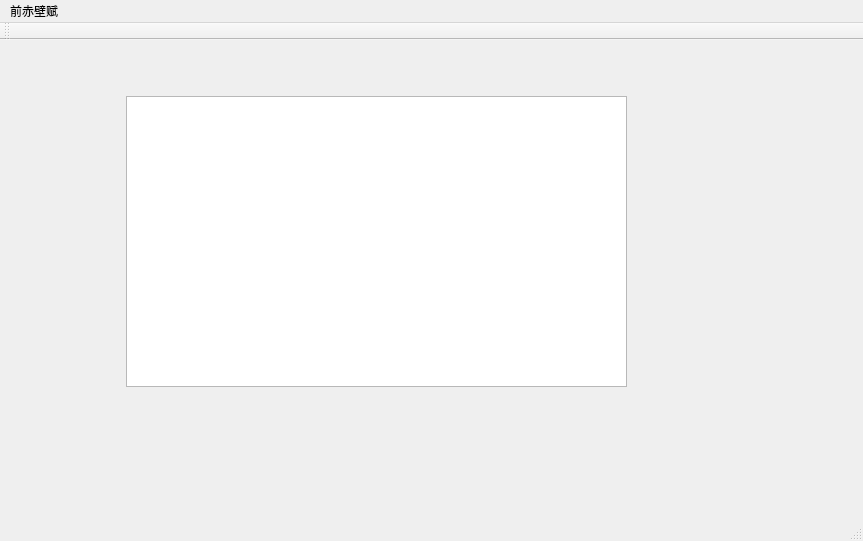
Before: the Qt Designer form hello.ui in yanghualv7/hello_qt, drawn with Qt 5.
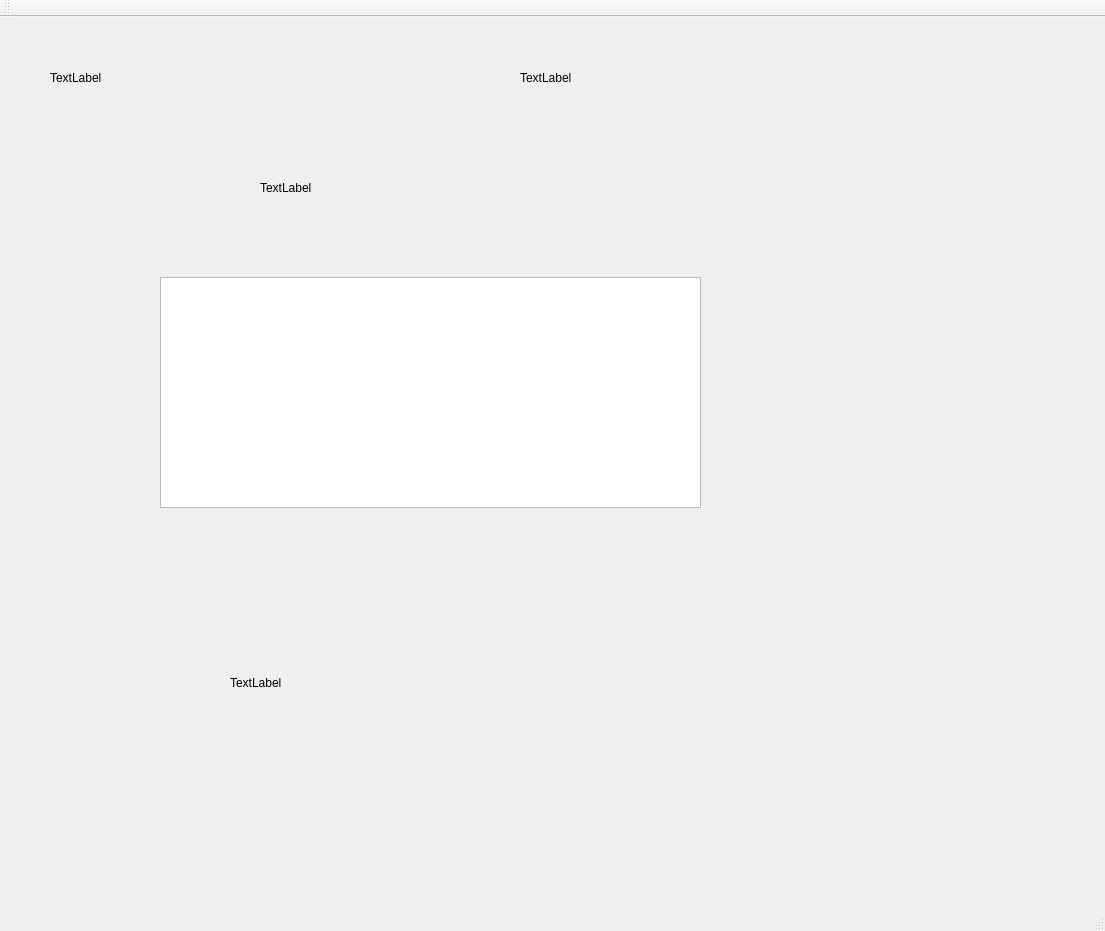
After: the same form once the commit is applied.

Patch:
```diff
--- a/hello.ui
+++ b/hello.ui
@@ -6,40 +6,76 @@
    <rect>
     <x>0</x>
     <y>0</y>
-    <width>863</width>
-    <height>541</height>
+    <width>1105</width>
+    <height>931</height>
    </rect>
   </property>
   <property name="windowTitle">
    <string>金科院</string>
   </property>
   <widget class="QWidget" name="centralWidget">
-   <widget class="QTextEdit" name="textEdit">
+   <widget class="QTextBrowser" name="textBrowser">
     <property name="geometry">
      <rect>
-      <x>126</x>
-      <y>56</y>
-      <width>501</width>
-      <height>291</height>
+      <x>160</x>
+      <y>260</y>
+      <width>541</width>
+      <height>231</height>
      </rect>
     </property>
    </widget>
-  </widget>
-  <widget class="QMenuBar" name="menuBar">
-   <property name="geometry">
-    <rect>
-     <x>0</x>
-     <y>0</y>
-     <width>863</width>
-     <height>30</height>
-    </rect>
-   </property>
-   <widget class="QMenu" name="menu">
-    <property name="title">
-     <string>前赤壁赋</string>
+   <widget class="QLabel" name="imageLabel">
+    <property name="geometry">
+     <rect>
+      <x>230</x>
+      <y>530</y>
+      <width>341</width>
+      <height>271</height>
+     </rect>
     </property>
+    <property name="text">
+     <string>TextLabel</string>
+    </property>
    </widget>
-   <addaction name="menu"/>
+   <widget class="QLabel" name="macLabel">
+    <property name="geometry">
+     <rect>
+      <x>50</x>
+      <y>20</y>
+      <width>451</width>
+      <height>81</height>
+     </rect>
+    </property>
+    <property name="text">
+     <string>TextLabel</string>
+    </property>
+   </widget>
+   <widget class="QLabel" name="macLabel_2">
+    <property name="geometry">
+     <rect>
+      <x>520</x>
+      <y>20</y>
+      <width>451</width>
+      <height>81</height>
+     </rect>
+    </property>
+    <property name="text">
+     <string>TextLabel</string>
+    </property>
+   </widget>
+   <widget class="QLabel" name="statusLabel">
+    <property name="geometry">
+     <rect>
+      <x>260</x>
+      <y>130</y>
+      <width>451</width>
+      <height>81</height>
+     </rect>
+    </property>
+    <property name="text">
+     <string>TextLabel</string>
+    </property>
+   </widget>
   </widget>
   <widget class="QToolBar" name="mainToolBar">
    <attribute name="toolBarArea">
```
